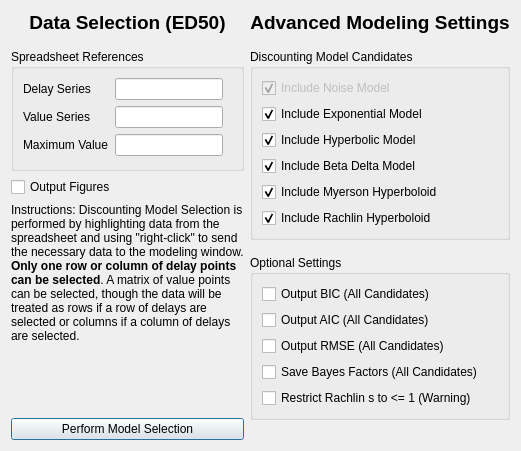
Above: discountingmodelselectioned50dialog.ui from miyamot0/ModelSelectorQt before the change. Below: the same form after it.
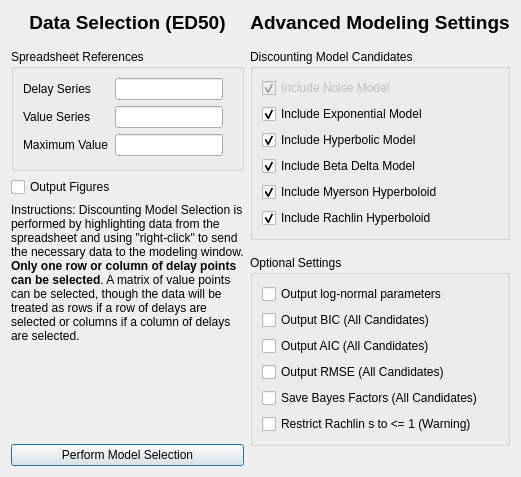
That is the form after the change.

Commit message: Optionally report parameters in log-normal state

```diff
--- a/discountingmodelselectioned50dialog.ui
+++ b/discountingmodelselectioned50dialog.ui
@@ -329,6 +329,13 @@
           <property name="sizeConstraint">
            <enum>QLayout::SetDefaultConstraint</enum>
           </property>
+          <item>
+           <widget class="QCheckBox" name="checkBoxLog">
+            <property name="text">
+             <string>Output log-normal parameters</string>
+            </property>
+           </widget>
+          </item>
           <item>
            <widget class="QCheckBox" name="checkBoxBIC">
             <property name="text">
```
The commit also changes 9 other files.
